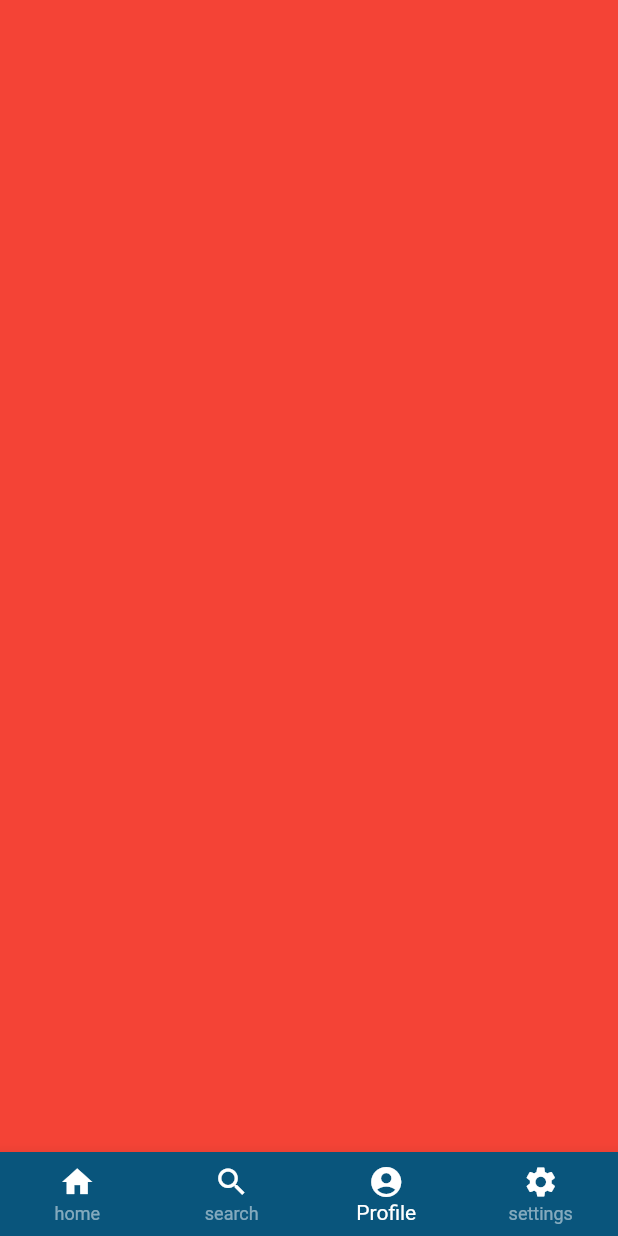
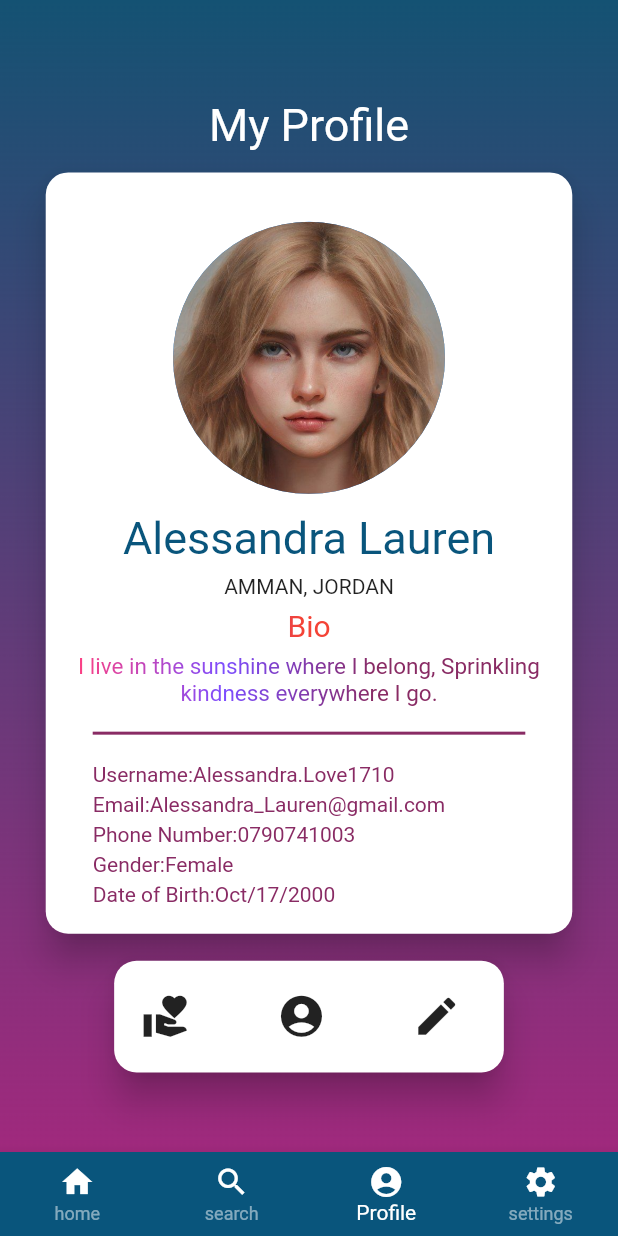
Before and after one commit to abu3athab/amal, a Flutter app: the MainPageNavigator screen opened directly, item 3 of the bottom bar chosen, on a phone screen of 412 x 824 dp. Run offline on Flutter 3.47's test engine with Material 2 defaults, Android fonts, the phone set to English and light mode, and no system bars; our stand-ins replace otp_text_field.

Commit message:
added profile page

```diff
--- a/lib/Main page/mainPageNavigator.dart
+++ b/lib/Main page/mainPageNavigator.dart
@@ -1,6 +1,8 @@
 import 'package:demo2/Main%20page/mainPage.dart';
 import 'package:demo2/colors.dart';
 import 'package:flutter/material.dart';
+
+import '../profilepage.dart/profile.dart';
 
 class MainPageNavigator extends StatefulWidget {
   @override
@@ -14,11 +16,9 @@ class MainPageNavigatorChild extends State<MainPageNavigator> {
   final pages = [
     new MainPage(),
     Container(
-      color: Colors.amber,
-    ),
-    Container(
       color: Colors.red,
     ),
+    new Profile(),
     Container(
       color: Colors.black,
     )
--- /dev/null
+++ b/lib/profilepage.dart/profile.dart
@@ -0,0 +1,261 @@
+import 'package:demo2/Main%20page/mainpagesearch.dart';
+import 'package:demo2/colors.dart';
+import 'package:flutter/material.dart';
+import 'package:flutter/widgets.dart';
+import '../log in/logIn.dart';
+
+class Profile extends StatefulWidget {
+  @override
+  State<StatefulWidget> createState() {
+    return ProfileChild();
+  }
+}
+
+class ProfileChild extends State<Profile> {
+  @override
+  Widget build(BuildContext context) {
+    double height = MediaQuery.of(context).size.height;
+    double width = MediaQuery.of(context).size.width;
+
+    return Container(
+      decoration: const BoxDecoration(
+          image: DecorationImage(
+              image: AssetImage("assets/gradientredblue.png"),
+              fit: BoxFit.cover)),
+      child: Scaffold(
+        backgroundColor: Colors.transparent,
+        body: Center(
+            child: Column(
+          children: [
+            SizedBox(
+              height: height * 0.08,
+            ),
+            Text(
+              "My Profile",
+              style: TextStyle(fontSize: 30, color: Colors.white),
+            ),
+            Container(
+              width: width * 0.92,
+              height: height * 0.65,
+              padding: new EdgeInsets.all(10.0),
+              child: Card(
+                shape: RoundedRectangleBorder(
+                  borderRadius: BorderRadius.circular(15.0),
+                ),
+                color: Colors.white,
+                elevation: 10,
+                child: Column(mainAxisSize: MainAxisSize.min, children: [
+                  SizedBox(
+                    height: height * 0.04,
+                  ),
+                  CircleAvatar(
+                    backgroundImage: AssetImage('assets/girlportrait.jpeg'),
+                    radius: width * 0.22,
+                  ),
+                  SizedBox(
+                    height: height * 0.015,
+                  ),
+                  Text(
+                    "Alessandra Lauren",
+                    style: TextStyle(color: logoColor, fontSize: 30),
+                  ),
+                  SizedBox(
+                    height: height * 0.008,
+                  ),
+                  Text('AMMAN, JORDAN'),
+                  SizedBox(
+                    height: height * 0.008,
+                  ),
+                  Text("Bio",
+                      style: new TextStyle(
+                          fontSize: 20.0,
+                          foreground: Paint()
+                            ..shader = LinearGradient(
+                              colors: <Color>[
+                                Colors.pinkAccent,
+                                Colors.deepPurpleAccent,
+                                Colors.red
+                                //add more color here.
+                              ],
+                            ).createShader(
+                                Rect.fromLTWH(0.0, 0.0, 200.0, 100.0)))),
+                  SizedBox(
+                    height: height * 0.008,
+                  ),
+                  Container(
+                    width: width * 0.75,
+                    child: Flexible(
+                      child: Text(
+                          "I live in the sunshine where I belong, Sprinkling kindness everywhere I go.",
+                          textAlign: TextAlign.center,
+                          style: new TextStyle(
+                              fontSize: 15.0,
+                              foreground: Paint()
+                                ..shader = LinearGradient(
+                                  colors: <Color>[
+                                    Colors.pinkAccent,
+                                    Colors.deepPurpleAccent,
+                                    logoColorsec
+                                    //add more color here.
+                                  ],
+                                ).createShader(
+                                    Rect.fromLTWH(50.0, 0.0, 200.0, 100.0)))),
+                    ),
+                  ),
+                  SizedBox(
+                    height: height * 0.02,
+                  ),
+                  Container(
+                    width: width * 0.7,
+                    height: 2,
+                    color: logoColorsec,
+                  ),
+                  SizedBox(
+                    height: height * 0.02,
+                  ),
+                  Container(
+                    width: width * 0.7,
+                    child: Column(
+                      children: [
+                        Row(
+                          crossAxisAlignment: CrossAxisAlignment.center,
+                          mainAxisAlignment: MainAxisAlignment.start,
+                          children: [
+                            Text(
+                              "Username:",
+                              style: TextStyle(color: logoColorsec),
+                            ),
+                            SizedBox(
+                              height: 20,
+                            ),
+                            Text(
+                              "Alessandra.Love1710",
+                              style: TextStyle(color: logoColorsec),
+                            ),
+                          ],
+                        ),
+                        Row(
+                          crossAxisAlignment: CrossAxisAlignment.center,
+                          mainAxisAlignment: MainAxisAlignment.start,
+                          children: [
+                            Text(
+                              "Email:",
+                              style: TextStyle(color: logoColorsec),
+                            ),
+                            SizedBox(
+                              height: 20,
+                            ),
+                            Text(
+                              "Alessandra_Lauren@gmail.com",
+                              style: TextStyle(color: logoColorsec),
+                            ),
+                          ],
+                        ),
+                        Row(
+                          crossAxisAlignment: CrossAxisAlignment.center,
+                          mainAxisAlignment: MainAxisAlignment.start,
+                          children: [
+                            Text(
+                              "Phone Number:",
+                              style: TextStyle(color: logoColorsec),
+                            ),
+                            SizedBox(
+                              height: 20,
+                            ),
+                            Text(
+                              "0790741003",
+                              style: TextStyle(color: logoColorsec),
+                            ),
+                          ],
+                        ),
+                        Row(
+                          crossAxisAlignment: CrossAxisAlignment.center,
+                          mainAxisAlignment: MainAxisAlignment.start,
+                          children: [
+                            Text(
+                              "Gender:",
+                              style: TextStyle(color: logoColorsec),
+                            ),
+                            SizedBox(
+                              height: 20,
+                            ),
+                            Text(
+                              "Female",
+                              style: TextStyle(color: logoColorsec),
+                            ),
+                          ],
+                        ),
+                        Row(
+                          crossAxisAlignment: CrossAxisAlignment.center,
+                          mainAxisAlignment: MainAxisAlignment.start,
+                          children: [
+                            Text(
+                              "Date of Birth:",
+                              style: TextStyle(color: logoColorsec),
+                            ),
+                            SizedBox(
+                              height: 20,
+                            ),
+                            Text(
+                              "Oct/17/2000",
+                              style: TextStyle(color: logoColorsec),
+                            ),
+                          ],
+                        ),
+                      ],
+                    ),
+                  ),
+                ]),
+              ),
+            ),
+            Container(
+              width: width * 0.65,
+              height: height * 0.1,
+              child: Card(
+                shape: RoundedRectangleBorder(
+                  borderRadius: BorderRadius.circular(15.0),
+                ),
+                color: Colors.white,
+                elevation: 10,
+                child: Row(mainAxisSize: MainAxisSize.min, children: [
+                  SizedBox(
+                    width: width * 0.025,
+                  ),
+                  IconButton(
+                    iconSize: height * 0.04,
+                    icon: const Icon(Icons.volunteer_activism),
+                    tooltip: 'Increase ',
+                    onPressed: () {
+                      setState(() {});
+                    },
+                  ),
+                  SizedBox(
+                    width: width * 0.1,
+                  ),
+                  IconButton(
+                    iconSize: height * 0.04,
+                    icon: const Icon(Icons.account_circle),
+                    tooltip: 'Increase ',
+                    onPressed: () {
+                      setState(() {});
+                    },
+                  ),
+                  SizedBox(
+                    width: width * 0.1,
+                  ),
+                  IconButton(
+                    iconSize: height * 0.04,
+                    icon: const Icon(Icons.edit),
+                    onPressed: () {
+                      setState(() {});
+                    },
+                  ),
+                ]),
+              ),
+            ),
+          ],
+        )),
+      ),
+    );
+  }
+}
```
Also changed, not shown: assets/girlportrait.jpeg (added), assets/gradientredblue.png (added).
